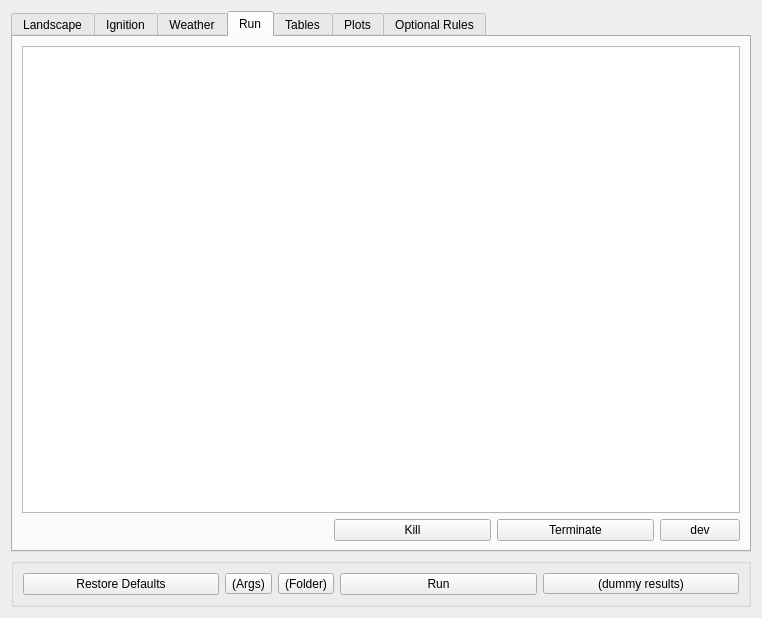
Above: fire2am_dialog_base.ui from fdobad/fire2am-kitral before the change. Below: the same form after it.
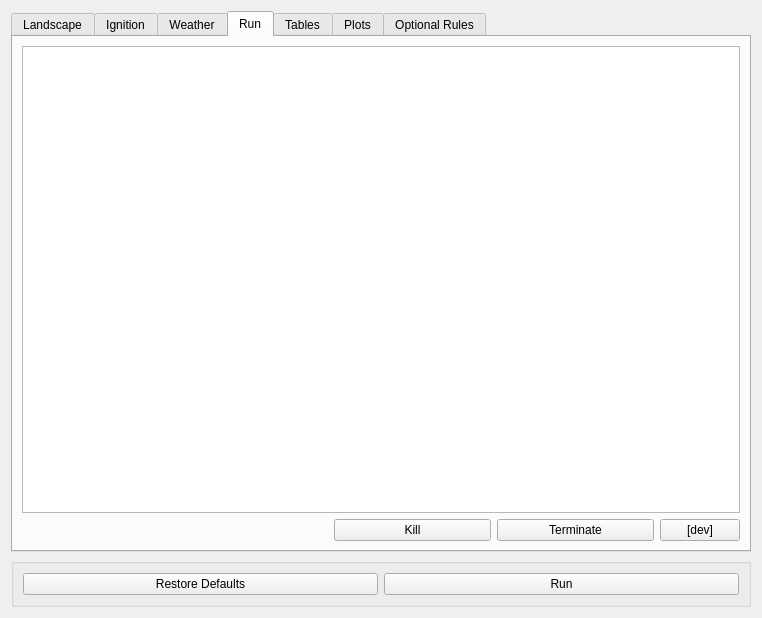
That is the form after the change. The open tabs and pages were chosen to show the change. Custom widgets are drawn as their Qt base class.

Commit message: update removing dev buttons

The edit to the form file:
```diff
--- a/fire2am_dialog_base.ui
+++ b/fire2am_dialog_base.ui
@@ -459,7 +459,7 @@
        <item row="1" column="4">
         <widget class="QPushButton" name="pushButton_dev">
          <property name="text">
-          <string>dev</string>
+          <string>[dev]</string>
          </property>
         </widget>
        </item>
@@ -735,26 +735,6 @@
       <string/>
      </property>
      <layout class="QGridLayout" name="gridLayout_9">
-      <item row="0" column="6">
-       <widget class="QToolButton" name="toolButton_dummyResults">
-        <property name="sizePolicy">
-         <sizepolicy hsizetype="Minimum" vsizetype="Fixed">
-          <horstretch>0</horstretch>
-          <verstretch>0</verstretch>
-         </sizepolicy>
-        </property>
-        <property name="text">
-         <string>(dummy results)</string>
-        </property>
-       </widget>
-      </item>
-      <item row="0" column="5">
-       <widget class="QPushButton" name="pushButton_run">
-        <property name="text">
-         <string>Run</string>
-        </property>
-       </widget>
-      </item>
       <item row="0" column="0">
        <widget class="QPushButton" name="pushButton_restoreDefaults">
         <property name="text">
@@ -762,17 +742,10 @@
         </property>
        </widget>
       </item>
-      <item row="0" column="1">
-       <widget class="QToolButton" name="toolButton_makeArgs">
+      <item row="0" column="3">
+       <widget class="QPushButton" name="pushButton_run">
         <property name="text">
-         <string>(Args)</string>
-        </property>
-       </widget>
-      </item>
-      <item row="0" column="2">
-       <widget class="QToolButton" name="toolButton_makeInstance">
-        <property name="text">
-         <string>(Folder)</string>
+         <string>Run</string>
         </property>
        </widget>
       </item>
```
The commit also changes 2 other files.
